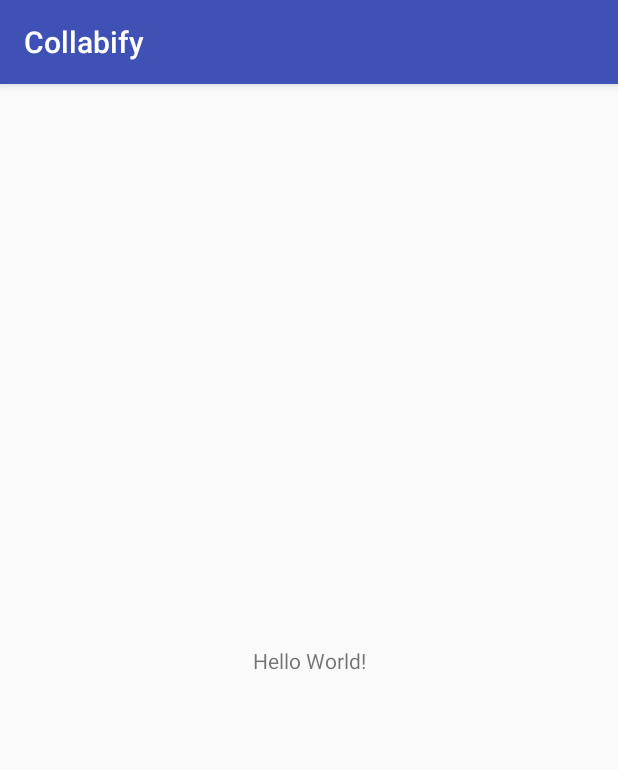
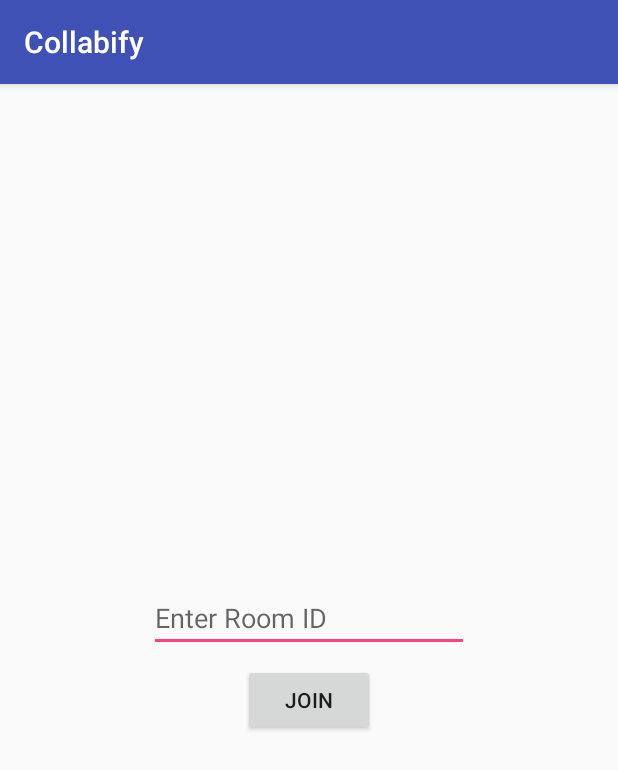
Before and after one commit to tymoorej/Collabify, an Android app: the screen it shows after launch (MainActivity before the commit, EnterIDActivity after it), on a phone screen of 412 x 824 dp. Shown: the top 770 px of the screen. Run offline under Robolectric (Android 15) with nearby library versions, the phone set to English and light mode, and no system bars.

Commit message:
made simple playlist interface

```diff
--- a/app/build.gradle
+++ b/app/build.gradle
@@ -33,4 +33,6 @@ dependencies {
 }
 
 
+
+
 apply plugin: 'com.google.gms.google-services'
--- a/app/src/main/AndroidManifest.xml
+++ b/app/src/main/AndroidManifest.xml
@@ -1,6 +1,6 @@
 <?xml version="1.0" encoding="utf-8"?>
 <manifest xmlns:android="http://schemas.android.com/apk/res/android"
-    package="com.collabify.collabify">
+    package="com.tralg.collabify">
 
     <application
         android:allowBackup="true"
@@ -9,7 +9,8 @@
         android:roundIcon="@mipmap/ic_launcher_round"
         android:supportsRtl="true"
         android:theme="@style/AppTheme">
-        <activity android:name=".MainActivity">
+        <activity android:name="com.collabify.collabify.QueueActivity" />
+        <activity android:name="com.collabify.collabify.EnterIDActivity">
             <intent-filter>
                 <action android:name="android.intent.action.MAIN" />
 
--- /dev/null
+++ b/app/src/main/java/com/collabify/collabify/EnterIDActivity.java
@@ -0,0 +1,30 @@
+package com.collabify.collabify;
+
+import android.content.Intent;
+import android.support.v7.app.AppCompatActivity;
+import android.os.Bundle;
+import android.view.View;
+import android.widget.EditText;
+
+import com.tralg.collabify.R;
+
+import static android.provider.AlarmClock.EXTRA_MESSAGE;
+
+public class EnterIDActivity extends AppCompatActivity {
+
+    public static final String EXTRA_MESSAGE = "com.tralg.collabify.MESSAGE";
+
+    @Override
+    protected void onCreate(Bundle savedInstanceState) {
+        super.onCreate(savedInstanceState);
+        setContentView(R.layout.activity_enter_id);
+    }
+
+    public void joinRoom(View view){
+        Intent intent = new Intent(this, QueueActivity.class);
+        EditText roomID = (EditText) findViewById(R.id.enterID);
+        String message = roomID.getText().toString();
+        intent.putExtra(EXTRA_MESSAGE, message);
+        startActivity(intent);
+    }
+}
--- a/app/src/main/java/com/collabify/collabify/MainActivity.java
+++ b/app/src/main/java/com/collabify/collabify/MainActivity.java
@@ -4,6 +4,7 @@ import android.support.v7.app.AppCompatActivity;
 import android.os.Bundle;
 
 import com.firebase.client.Firebase;
+import com.tralg.collabify.R;
 
 public class MainActivity extends AppCompatActivity {
     @Override
--- /dev/null
+++ b/app/src/main/res/layout/activity_enter_id.xml
@@ -0,0 +1,43 @@
+<?xml version="1.0" encoding="utf-8"?>
+<android.support.constraint.ConstraintLayout xmlns:android="http://schemas.android.com/apk/res/android"
+    xmlns:app="http://schemas.android.com/apk/res-auto"
+    xmlns:tools="http://schemas.android.com/tools"
+    android:layout_width="match_parent"
+    android:layout_height="match_parent"
+    tools:context="com.collabify.collabify.EnterIDActivity">
+
+    <EditText
+        android:id="@+id/enterID"
+        android:layout_width="wrap_content"
+        android:layout_height="wrap_content"
+        android:layout_marginEnd="8dp"
+        android:layout_marginStart="8dp"
+        android:ems="10"
+        android:hint="@string/enter_id"
+        android:inputType="textPersonName"
+        app:layout_constraintBottom_toTopOf="@+id/button3"
+        app:layout_constraintEnd_toEndOf="parent"
+        app:layout_constraintHorizontal_bias="0.5"
+        app:layout_constraintLeft_toLeftOf="parent"
+        app:layout_constraintRight_toRightOf="parent"
+        app:layout_constraintStart_toStartOf="parent"
+        app:layout_constraintTop_toTopOf="parent"
+        app:layout_constraintVertical_chainStyle="packed" />
+
+    <Button
+        android:id="@+id/button3"
+        android:layout_width="wrap_content"
+        android:layout_height="wrap_content"
+        android:layout_marginEnd="8dp"
+        android:layout_marginStart="8dp"
+        android:layout_marginTop="8dp"
+        android:onClick="joinRoom"
+        android:text="@string/join"
+        app:layout_constraintBottom_toBottomOf="parent"
+        app:layout_constraintEnd_toEndOf="parent"
+        app:layout_constraintHorizontal_bias="0.5"
+        app:layout_constraintLeft_toLeftOf="parent"
+        app:layout_constraintRight_toRightOf="parent"
+        app:layout_constraintStart_toStartOf="parent"
+        app:layout_constraintTop_toBottomOf="@+id/enterID" />
+</android.support.constraint.ConstraintLayout>
--- a/app/src/main/res/values/strings.xml
+++ b/app/src/main/res/values/strings.xml
@@ -1,3 +1,5 @@
 <resources>
     <string name="app_name">Collabify</string>
+    <string name="enter_id">Enter Room ID</string>
+    <string name="join">Join</string>
 </resources>
```
Also changed, not shown: app/src/main/java/com/collabify/collabify/CustomAdapter.java (added, +89 -0 lines), app/src/main/java/com/collabify/collabify/CustomRecyclerViewHolder.java (added, +29 -0 lines), app/src/main/java/com/collabify/collabify/QueueActivity.java (added, +64 -0 lines), app/src/main/java/com/collabify/collabify/RecyclerViewClass.java (added, +47 -0 lines), app/src/main/java/com/collabify/collabify/VoteComparator.java (added, +15 -0 lines), app/src/main/res/layout/activity_queue.xml (added, +61 -0 lines), app/src/main/res/layout/layout.xml (added, +64 -0 lines).
